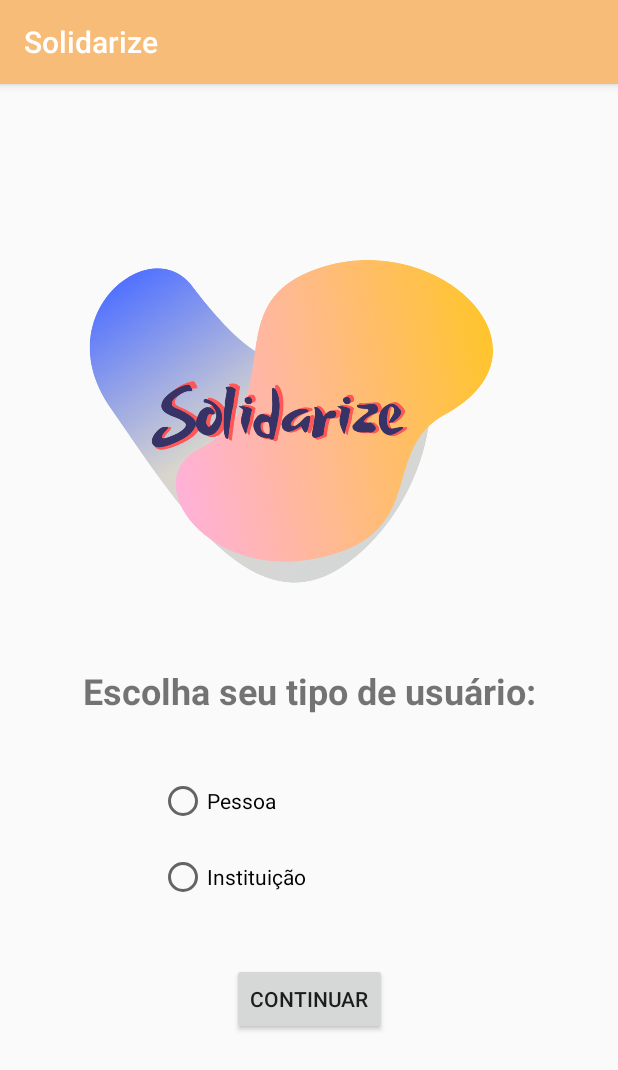
After one commit to luana-q-g/Solidarize, an Android app: the SelecionaTipoCadastro screen opened directly, with no data from a screen before it, on a phone screen of 412 x 824 dp. The commit adds this screen. Shown: the top 1070 px of the screen. Run offline under Robolectric (Android 15) with nearby library versions, the phone set to English and light mode, and no system bars.

Commit message:
Tela Seleciona Tipo Cadastro

```diff
--- a/app/src/main/AndroidManifest.xml
+++ b/app/src/main/AndroidManifest.xml
@@ -13,7 +13,8 @@
         android:roundIcon="@mipmap/ic_launcher_round"
         android:supportsRtl="true"
         android:theme="@style/AppTheme">
-        <activity android:name=".VIEW.EsqueciSenha"></activity>
+        <activity android:name=".VIEW.SelecionaTipoCadastro"></activity>
+        <activity android:name=".VIEW.EsqueciSenha" />
         <activity android:name=".VIEW.MainActivity" />
         <activity
             android:name=".LoginActivity"
--- /dev/null
+++ b/app/src/main/java/com/projetointegrador/solidarize/VIEW/SelecionaTipoCadastro.java
@@ -0,0 +1,15 @@
+package com.projetointegrador.solidarize.VIEW;
+
+import android.support.v7.app.AppCompatActivity;
+import android.os.Bundle;
+
+import com.projetointegrador.solidarize.R;
+
+public class SelecionaTipoCadastro extends AppCompatActivity {
+
+    @Override
+    protected void onCreate(Bundle savedInstanceState) {
+        super.onCreate(savedInstanceState);
+        setContentView(R.layout.activity_seleciona_tipo_cadastro);
+    }
+}
--- a/app/src/main/res/layout/activity_esqueci_senha.xml
+++ b/app/src/main/res/layout/activity_esqueci_senha.xml
@@ -26,21 +26,23 @@
         android:textColor="@color/colorPrimaryDark"
         android:textSize="18sp"
         app:layout_constraintStart_toStartOf="parent"
-        app:layout_constraintTop_toBottomOf="@+id/textView" />
+        app:layout_constraintTop_toBottomOf="@+id/lbl_explicacao" />
 
     <EditText
         android:id="@+id/txt_email"
         android:layout_width="wrap_content"
         android:layout_height="wrap_content"
         android:layout_marginStart="12dp"
+        android:layout_marginEnd="68dp"
         android:ems="10"
         android:hint="digite o email para envio"
         android:inputType="textEmailAddress"
         app:layout_constraintBaseline_toBaselineOf="@+id/lbl_email"
+        app:layout_constraintEnd_toEndOf="parent"
         app:layout_constraintStart_toEndOf="@+id/lbl_email" />
 
     <Button
-        android:id="@+id/button"
+        android:id="@+id/btn_enviar"
         android:layout_width="wrap_content"
         android:layout_height="wrap_content"
         android:layout_marginTop="32dp"
@@ -50,13 +52,14 @@
         app:layout_constraintTop_toBottomOf="@+id/txt_email" />
 
     <TextView
-        android:id="@+id/textView"
+        android:id="@+id/lbl_explicacao"
         android:layout_width="wrap_content"
         android:layout_height="wrap_content"
         android:layout_marginTop="32dp"
         android:text="Enviaremos um email para que a senha seja redefinida"
         android:textAlignment="center"
         android:textSize="24sp"
+        app:layout_constraintEnd_toEndOf="parent"
         app:layout_constraintStart_toStartOf="parent"
         app:layout_constraintTop_toBottomOf="@+id/img_logo" />
 </android.support.constraint.ConstraintLayout>
--- a/app/src/main/res/layout/activity_main.xml
+++ b/app/src/main/res/layout/activity_main.xml
@@ -23,10 +23,12 @@
         android:layout_width="wrap_content"
         android:layout_height="wrap_content"
         android:layout_marginStart="12dp"
+        android:layout_marginEnd="52dp"
         android:ems="10"
         android:hint="digite o email cadastrado"
         android:inputType="textEmailAddress"
         app:layout_constraintBaseline_toBaselineOf="@+id/lbl_email"
+        app:layout_constraintEnd_toEndOf="parent"
         app:layout_constraintStart_toEndOf="@+id/lbl_email" />
 
     <TextView
@@ -45,10 +47,12 @@
         android:layout_width="wrap_content"
         android:layout_height="wrap_content"
         android:layout_marginStart="8dp"
+        android:layout_marginEnd="52dp"
         android:ems="10"
         android:hint="digite a senha"
         android:inputType="textPassword"
         app:layout_constraintBaseline_toBaselineOf="@+id/lbl_senha"
+        app:layout_constraintEnd_toEndOf="parent"
         app:layout_constraintStart_toEndOf="@+id/lbl_senha" />
 
     <Button
@@ -83,10 +87,12 @@
         android:layout_height="wrap_content"
         android:layout_marginStart="156dp"
         android:layout_marginTop="12dp"
+        android:layout_marginEnd="156dp"
         android:text="Registrar-se"
         android:textColor="@color/design_default_color_primary_dark"
         android:textColorLink="@color/colorPrimaryDark"
         android:textStyle="bold"
+        app:layout_constraintEnd_toEndOf="parent"
         app:layout_constraintStart_toStartOf="parent"
         app:layout_constraintTop_toBottomOf="@+id/btn_entrar" />
 
@@ -96,6 +102,8 @@
         android:layout_height="300dp"
         android:layout_marginStart="52dp"
         android:layout_marginTop="56dp"
+        android:layout_marginEnd="52dp"
+        app:layout_constraintEnd_toEndOf="parent"
         app:layout_constraintStart_toStartOf="parent"
         app:layout_constraintTop_toTopOf="parent"
         app:srcCompat="@drawable/logo_solidarize" />
--- /dev/null
+++ b/app/src/main/res/layout/activity_seleciona_tipo_cadastro.xml
@@ -0,0 +1,71 @@
+<?xml version="1.0" encoding="utf-8"?>
+<android.support.constraint.ConstraintLayout xmlns:android="http://schemas.android.com/apk/res/android"
+    xmlns:app="http://schemas.android.com/apk/res-auto"
+    xmlns:tools="http://schemas.android.com/tools"
+    android:layout_width="match_parent"
+    android:layout_height="match_parent"
+    tools:context=".VIEW.SelecionaTipoCadastro">
+
+    <ImageView
+        android:id="@+id/img_logo"
+        android:layout_width="300dp"
+        android:layout_height="300dp"
+        android:layout_marginStart="52dp"
+        android:layout_marginTop="56dp"
+        app:layout_constraintStart_toStartOf="parent"
+        app:layout_constraintTop_toTopOf="parent"
+        app:srcCompat="@drawable/logo_solidarize" />
+
+    <TextView
+        android:id="@+id/lbl_escolha"
+        android:layout_width="wrap_content"
+        android:layout_height="wrap_content"
+        android:layout_marginStart="8dp"
+        android:layout_marginTop="32dp"
+        android:layout_marginEnd="8dp"
+        android:text="Escolha seu tipo de usuário:"
+        android:textSize="24sp"
+        android:textStyle="bold"
+        app:layout_constraintEnd_toEndOf="parent"
+        app:layout_constraintStart_toStartOf="parent"
+        app:layout_constraintTop_toBottomOf="@+id/img_logo" />
+
+    <RadioGroup
+        android:id="@+id/rad_group_escolha"
+        android:layout_width="200dp"
+        android:layout_height="101dp"
+        android:layout_marginStart="104dp"
+        android:layout_marginTop="32dp"
+        android:layout_marginEnd="104dp"
+        app:layout_constraintEnd_toEndOf="parent"
+        app:layout_constraintStart_toStartOf="parent"
+        app:layout_constraintTop_toBottomOf="@+id/lbl_escolha">
+
+        <RadioButton
+            android:id="@+id/rad_instituicao"
+            android:layout_width="match_parent"
+            android:layout_height="wrap_content"
+            android:layout_weight="1"
+            android:text="Pessoa" />
+
+        <RadioButton
+            android:id="@+id/rad_pessoa"
+            android:layout_width="match_parent"
+            android:layout_height="wrap_content"
+            android:layout_weight="1"
+            android:text="Instituição" />
+
+    </RadioGroup>
+
+    <Button
+        android:id="@+id/btn_continuar"
+        android:layout_width="wrap_content"
+        android:layout_height="wrap_content"
+        android:layout_marginTop="32dp"
+        android:text="Continuar"
+        app:layout_constraintEnd_toEndOf="@+id/lbl_escolha"
+        app:layout_constraintStart_toStartOf="@+id/lbl_escolha"
+        app:layout_constraintTop_toBottomOf="@+id/rad_group_escolha" />
+
+
+</android.support.constraint.ConstraintLayout>
```
